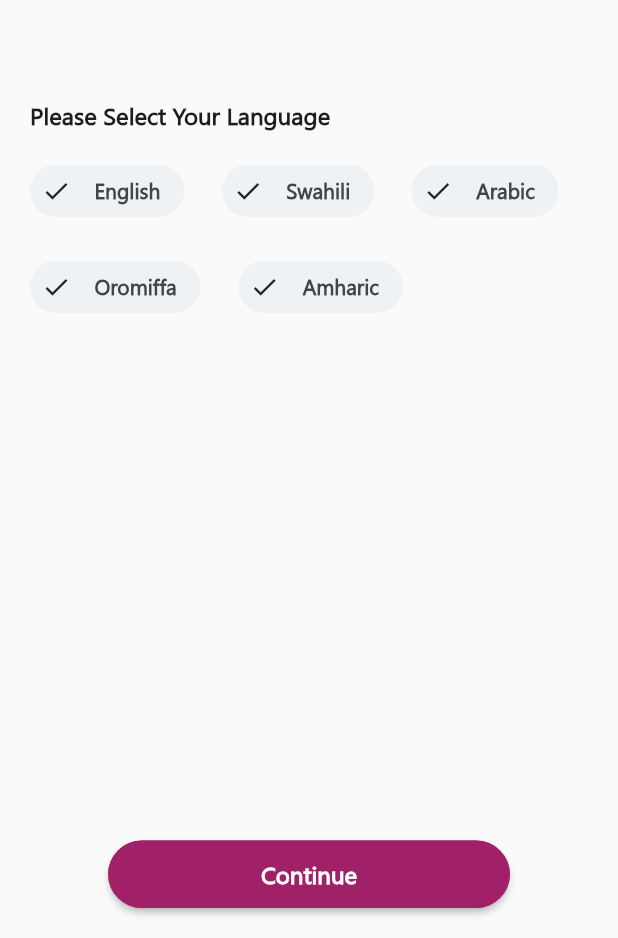
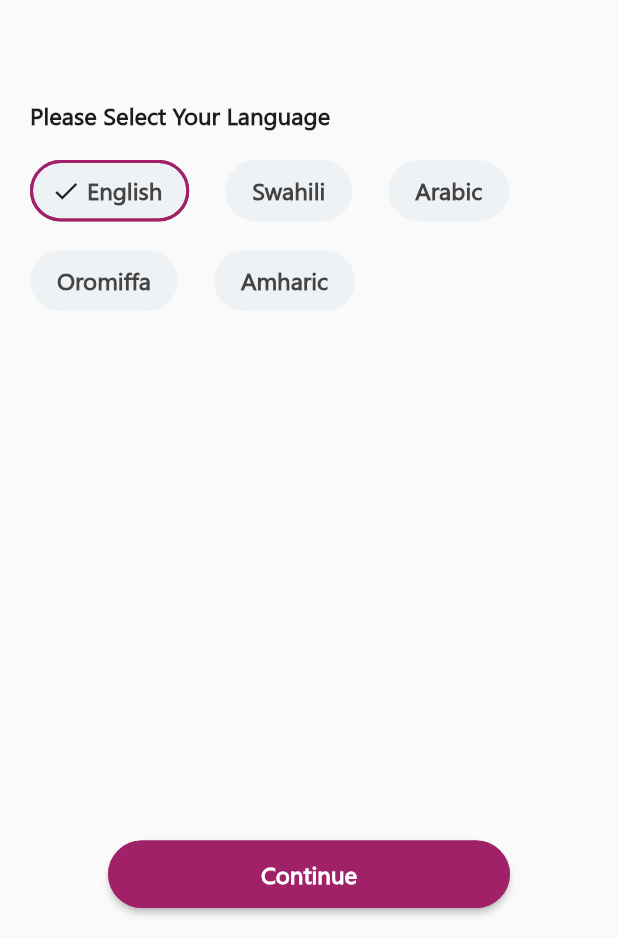
Before and after one commit to BekaHaile/Taxiye-Passenger-Flutter, a Flutter app: the screen it shows after launch, on a phone screen of 412 x 824 dp, the part 298-1236 px from its top. Run offline on Flutter 3.47's test engine with Material 2 defaults, Android fonts, the phone set to English and light mode, and no system bars; our stand-ins replace dio, freezed_annotation, get.

Commit message:
language selection awesomized

```diff
--- a/lib/ui/pages/introduction/language_page.dart
+++ b/lib/ui/pages/introduction/language_page.dart
@@ -48,25 +48,45 @@ class _LanguagePageState extends State<LanguagePage> {
                 ),
                 const SizedBox(height: 16.0),
                 Wrap(
-                  spacing: 25.0,
-                  runSpacing: 16.0,
+                  spacing: 24.0,
+                  runSpacing: 12.0,
                   children: [
-                    for (var i = 0; i < languages.length; i++)
-                      Chip(
+                    ...languages.map(
+                      (language) => GestureDetector(
+                        onTap: () => setState(() {
+                          selectedLanguage = language;
+                        }),
+                        child: Chip(
                           backgroundColor: AppTheme.lightSilverColor,
-                          avatar: const Icon(
+                          side: BorderSide(
+                            color: selectedLanguage == language
+                                ? Theme.of(context).primaryColor
+                                : Colors.transparent,
+                            width: 2.0,
+                          ),
+                          // avatar: ,
+                          label: Row(
+                            mainAxisSize: MainAxisSize.min,
+                            children: [
+                              if (selectedLanguage == language)
+                                const Icon(
                                   Icons.check,
                                   size: 20.0,
                                 ),
-                          label: Padding(
+                              Padding(
                                 padding: const EdgeInsets.all(4.0),
                                 child: Text(
-                              languages[i],
+                                  language,
                                   style: AppTheme.title.copyWith(
-                                  fontSize: 14.0,
+                                      fontSize: 16.0,
                                       color: AppTheme.darkTextColor),
                                 ),
-                          ))
+                              ),
+                            ],
+                          ),
+                        ),
+                      ),
+                    ),
                     // LanguagePill(
                     //   isActive: selectedLanguage == languages[i],
                     //   language: languages[i],
```
Lines whose indentation alone changed are shown as unchanged.
